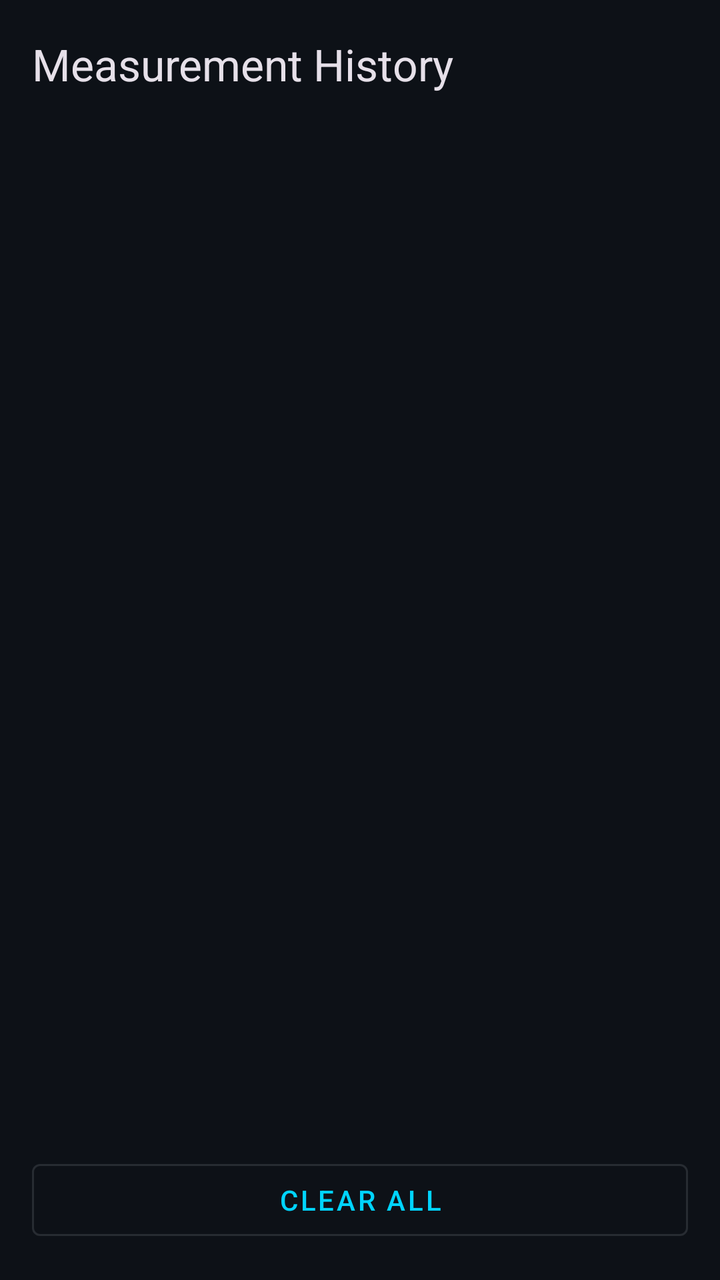
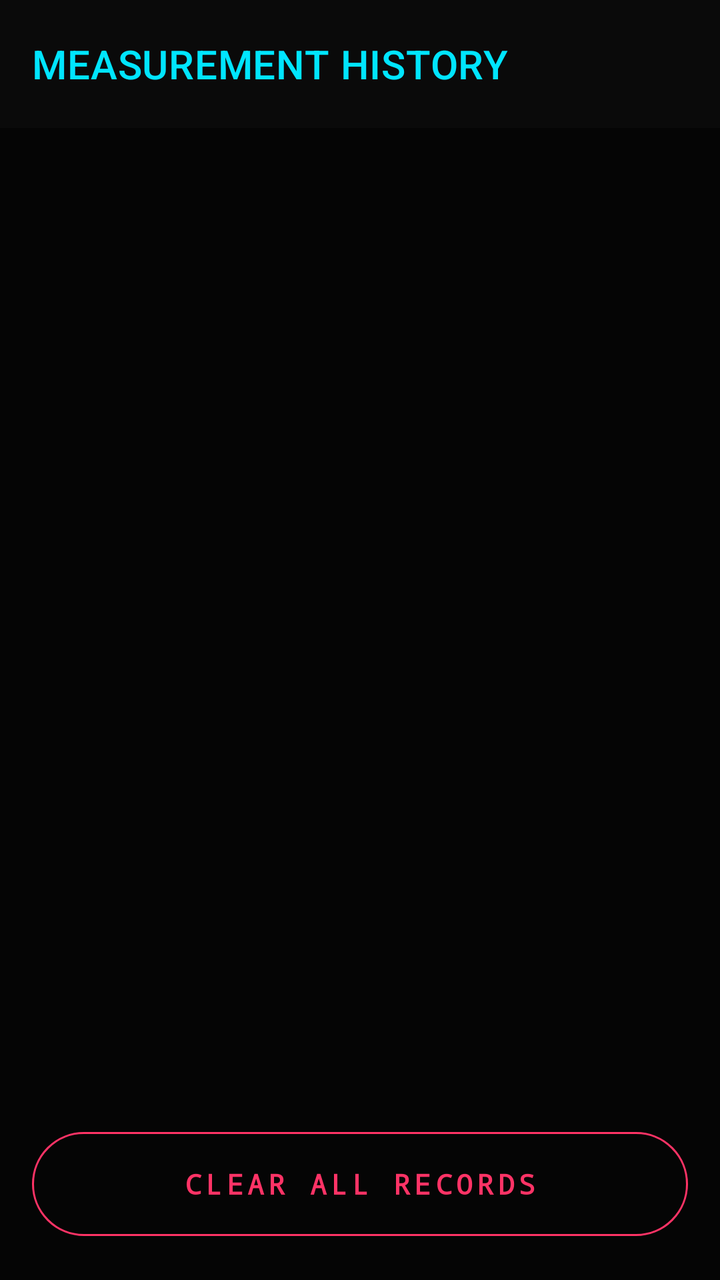

Two renders of the same Android screen: before a commit and after it. Below are the layout's source before the change and the commit's diff.
<!-- AndroidManifest.xml: application theme Theme.MeasureAngle -->
<!-- res/layout/fragment_history.xml -->
<?xml version="1.0" encoding="utf-8"?>
<androidx.constraintlayout.widget.ConstraintLayout
    xmlns:android="http://schemas.android.com/apk/res/android"
    xmlns:app="http://schemas.android.com/apk/res-auto"
    android:layout_width="match_parent"
    android:layout_height="match_parent"
    android:background="?attr/colorSurface">

    <com.google.android.material.appbar.MaterialToolbar
        android:id="@+id/toolbar_history"
        android:layout_width="match_parent"
        android:layout_height="?attr/actionBarSize"
        app:title="Measurement History"
        app:layout_constraintTop_toTopOf="parent" />

    <LinearLayout
        android:id="@+id/empty_state"
        android:layout_width="match_parent"
        android:layout_height="0dp"
        android:orientation="vertical"
        android:gravity="center"
        android:visibility="gone"
        app:layout_constraintTop_toBottomOf="@id/toolbar_history"
        app:layout_constraintBottom_toTopOf="@id/btn_clear_all"
        app:layout_constraintStart_toStartOf="parent"
        app:layout_constraintEnd_toEndOf="parent">

        <TextView
            android:layout_width="wrap_content"
            android:layout_height="wrap_content"
            android:text="📐"
            android:textSize="64sp" />

        <TextView
            android:layout_width="wrap_content"
            android:layout_height="wrap_content"
            android:text="No measurements saved yet"
            android:textSize="18sp"
            android:textColor="?attr/colorOnSurfaceVariant"
            android:layout_marginTop="16dp" />

        <TextView
            android:layout_width="wrap_content"
            android:layout_height="wrap_content"
            android:text="Switch to Digital mode and tap Save"
            android:textSize="13sp"
            android:textColor="?attr/colorOnSurfaceVariant"
            android:layout_marginTop="8dp" />
    </LinearLayout>

    <androidx.recyclerview.widget.RecyclerView
        android:id="@+id/rv_measurements"
        android:layout_width="match_parent"
        android:layout_height="0dp"
        android:clipToPadding="false"
        android:paddingBottom="80dp"
        app:layout_constraintTop_toBottomOf="@id/toolbar_history"
        app:layout_constraintBottom_toTopOf="@id/btn_clear_all"
        app:layout_constraintStart_toStartOf="parent"
        app:layout_constraintEnd_toEndOf="parent" />

    <com.google.android.material.button.MaterialButton
        android:id="@+id/btn_clear_all"
        android:layout_width="match_parent"
        android:layout_height="wrap_content"
        android:layout_margin="16dp"
        android:text="Clear All"
        style="@style/Widget.MaterialComponents.Button.OutlinedButton"
        app:layout_constraintBottom_toBottomOf="parent" />

</androidx.constraintlayout.widget.ConstraintLayout>
<!-- resources referenced by this layout -->
<resources>
  <style name="Theme.MeasureAngle" parent="Theme.Material3.Dark.NoActionBar">
          <item name="colorPrimary">@color/primary</item>
          <item name="colorOnPrimary">@color/on_primary</item>
          <item name="colorPrimaryContainer">@color/primary_container</item>
          <item name="colorSecondary">@color/secondary</item>
          <item name="colorTertiary">@color/tertiary</item>
          <item name="colorSurface">@color/surface</item>
          <item name="colorSurfaceVariant">@color/surface_variant</item>
          <item name="colorOnSurface">@color/on_surface</item>
          <item name="colorOnSurfaceVariant">@color/on_surface_variant</item>
          <item name="colorError">@color/error</item>
          <item name="android:windowBackground">@color/surface</item>
      </style>
  <color name="primary">#00D4FF</color>
  <color name="on_primary">#001F2A</color>
  <color name="primary_container">#003547</color>
  <color name="secondary">#A8C8FF</color>
  <color name="tertiary">#39E75F</color>
  <color name="surface">#0D1117</color>
  <color name="surface_variant">#161B22</color>
  <color name="on_surface">#E6EDF3</color>
  <color name="on_surface_variant">#8B949E</color>
  <color name="error">#FF6B6B</color>
</resources>

<!-- the commit's change to res/layout/fragment_history.xml (unified diff, before → after) -->
@@ -10,7 +10,10 @@
         android:id="@+id/toolbar_history"
         android:layout_width="match_parent"
         android:layout_height="?attr/actionBarSize"
-        app:title="Measurement History"
+        app:title="MEASUREMENT HISTORY"
+        app:titleTextAppearance="@style/TextAppearance.MaterialComponents.Headline6"
+        app:titleTextColor="?attr/colorPrimary"
+        android:background="#05FFFFFF"
         app:layout_constraintTop_toTopOf="parent" />
 
     <LinearLayout
@@ -28,22 +31,18 @@
         <TextView
             android:layout_width="wrap_content"
             android:layout_height="wrap_content"
-            android:text="📐"
-            android:textSize="64sp" />
-
-        <TextView
-            android:layout_width="wrap_content"
-            android:layout_height="wrap_content"
-            android:text="No measurements saved yet"
-            android:textSize="18sp"
-            android:textColor="?attr/colorOnSurfaceVariant"
-            android:layout_marginTop="16dp" />
+            android:text="[ NO DATA ]"
+            android:fontFamily="monospace"
+            android:textStyle="bold"
+            android:textColor="?attr/colorSecondary"
+            android:textSize="24sp" />
 
         <TextView
             android:layout_width="wrap_content"
             android:layout_height="wrap_content"
             android:text="Switch to Digital mode and tap Save"
-            android:textSize="13sp"
+            android:textSize="12sp"
+            android:fontFamily="monospace"
             android:textColor="?attr/colorOnSurfaceVariant"
             android:layout_marginTop="8dp" />
     </LinearLayout>
@@ -53,6 +52,7 @@
         android:layout_width="match_parent"
         android:layout_height="0dp"
         android:clipToPadding="false"
+        android:paddingTop="16dp"
         android:paddingBottom="80dp"
         app:layout_constraintTop_toBottomOf="@id/toolbar_history"
         app:layout_constraintBottom_toTopOf="@id/btn_clear_all"
@@ -62,9 +62,17 @@
     <com.google.android.material.button.MaterialButton
         android:id="@+id/btn_clear_all"
         android:layout_width="match_parent"
-        android:layout_height="wrap_content"
+        android:layout_height="64dp"
         android:layout_margin="16dp"
-        android:text="Clear All"
+        android:text="CLEAR ALL RECORDS"
+        android:textSize="14sp"
+        android:fontFamily="monospace"
+        android:textStyle="bold"
+        android:letterSpacing="0.15"
+        app:strokeColor="?attr/colorError"
+        app:strokeWidth="1dp"
+        android:textColor="?attr/colorError"
+        app:cornerRadius="32dp"
         style="@style/Widget.MaterialComponents.Button.OutlinedButton"
         app:layout_constraintBottom_toBottomOf="parent" />
 
<!-- resource entries referenced after the edit -->
@@ -13,15 +13,15 @@
           <item name="colorError">@color/error</item>
           <item name="android:windowBackground">@color/surface</item>
       </style>
-  <color name="primary">#00D4FF</color>
-  <color name="on_primary">#001F2A</color>
-  <color name="primary_container">#003547</color>
-  <color name="secondary">#A8C8FF</color>
-  <color name="tertiary">#39E75F</color>
-  <color name="surface">#0D1117</color>
-  <color name="surface_variant">#161B22</color>
-  <color name="on_surface">#E6EDF3</color>
-  <color name="on_surface_variant">#8B949E</color>
-  <color name="error">#FF6B6B</color>
+  <color name="primary">#00E5FF</color>
+  <color name="on_primary">#00111A</color>
+  <color name="primary_container">#00334D</color>
+  <color name="secondary">#B300FF</color>
+  <color name="tertiary">#39FF14</color>
+  <color name="surface">#050505</color>
+  <color name="surface_variant">#111111</color>
+  <color name="on_surface">#E0E0E0</color>
+  <color name="on_surface_variant">#888888</color>
+  <color name="error">#FF3366</color>
 </resources>
 
